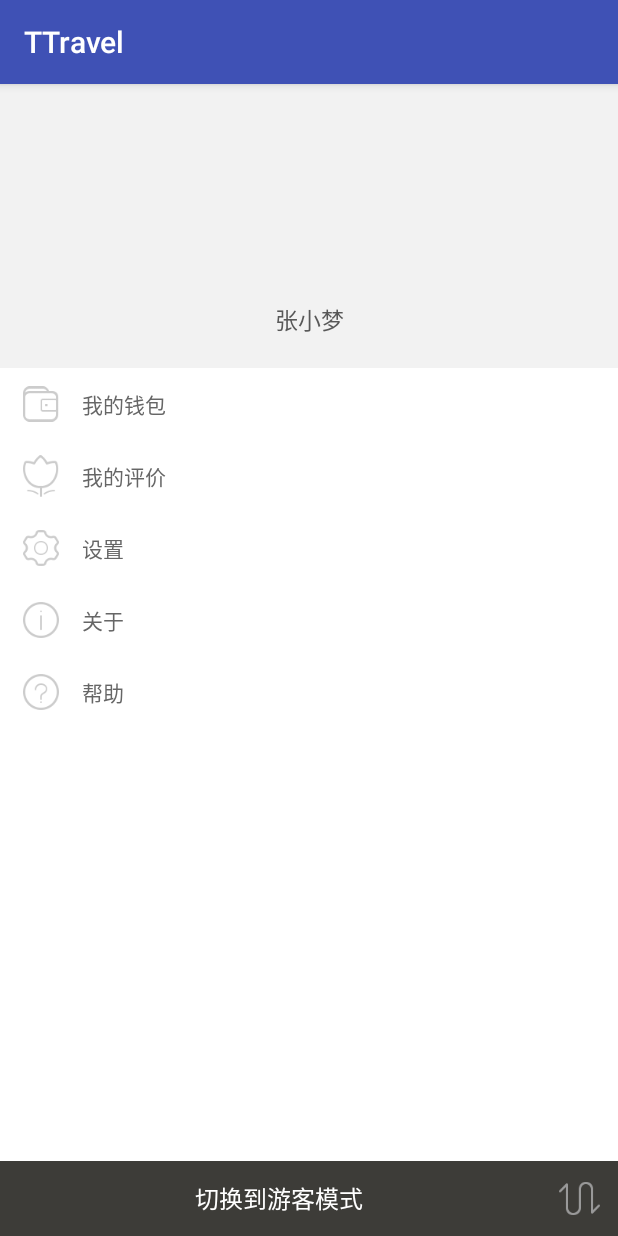
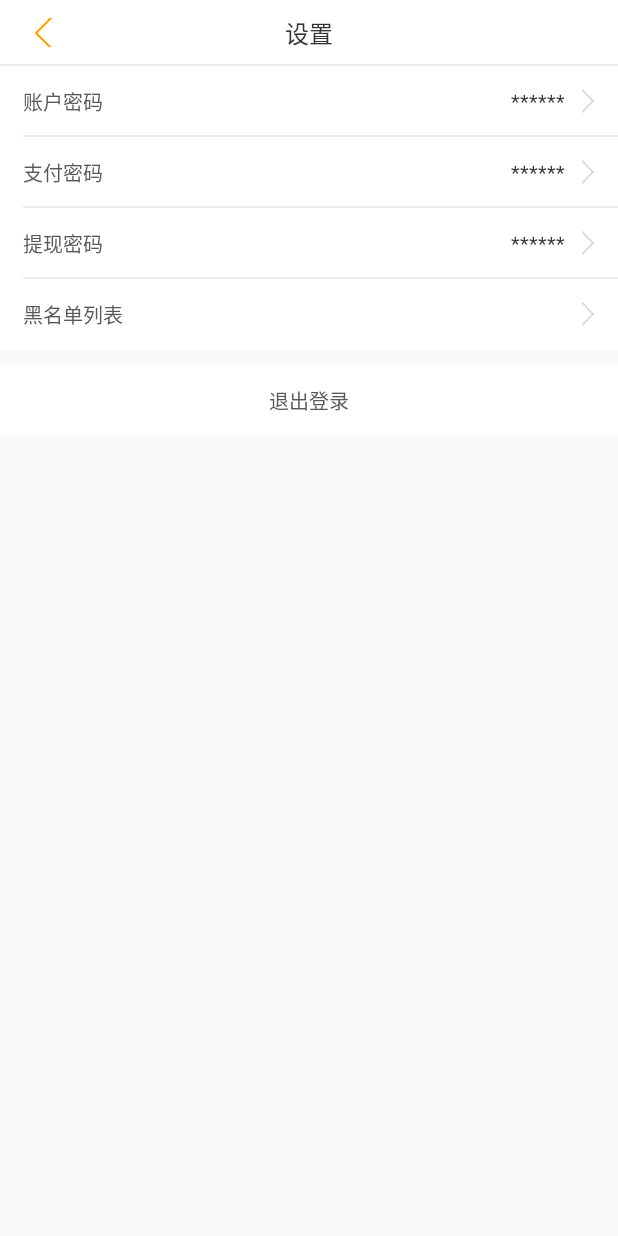
Before and after one commit to cjwmusic/TTravel, an Android app: the fragment MeFragment shown on its own in the app's theme, after a tap on "设置", on a phone screen of 412 x 824 dp. Run offline under Robolectric (Android 15) with nearby library versions, the phone set to English and light mode, and no system bars; our stand-ins replace ButterKnife; libraries missing offline, so code that uses them is left out: com.alibaba.fastjson, com.bigkoo.svprogresshud, com.facebook.drawee, com.kaopiz.kprogresshud; plain views replace SimpleDraweeView; pictures from the network do not load; 2 statements that could not run were skipped.

Commit message:
增加设置页面，增加提现密码修改页面.

```diff
--- a/app/src/main/AndroidManifest.xml
+++ b/app/src/main/AndroidManifest.xml
@@ -63,7 +63,9 @@
         <activity android:name=".service.my.activity.RealNameCertActivity" android:theme="@style/AppTheme.NoActionBar"></activity>
 
         <activity android:name=".service.my.activity.TTAboutActivity" android:theme="@style/AppTheme.NoActionBar"></activity>
-
+        <activity android:name=".service.my.activity.SettingActivity" android:theme="@style/AppTheme.NoActionBar"></activity>
+        <activity android:name=".service.my.activity.TxSettingActivity" android:theme="@style/AppTheme.NoActionBar"></activity>
+        <activity android:name=".service.my.activity.TxChangeActivity" android:theme="@style/AppTheme.NoActionBar"></activity>
 
         <!-- 实时通信模块、推送（若使用该功能，需添加以下声明）START -->
         <service android:name="com.avos.avoscloud.PushService"/>
--- a/app/src/main/java/com/wukong/ttravel/Base/TTApplication.java
+++ b/app/src/main/java/com/wukong/ttravel/Base/TTApplication.java
@@ -26,6 +26,7 @@ import com.wukong.ttravel.service.discover.activity.DiscoverDetailActivity;
 import com.wukong.ttravel.service.home.activity.CommentListActivity;
 import com.wukong.ttravel.service.home.activity.TailorIndexActivity;
 import com.wukong.ttravel.service.login.activity.LoginActivity;
+import com.wukong.ttravel.service.login.activity.ResetPasswordActivity;
 import com.wukong.ttravel.service.message.activity.ChatActivity;
 import com.wukong.ttravel.service.my.activity.TTAboutActivity;
 
@@ -151,7 +152,7 @@ public class TTApplication  extends Application{
         Router.sharedRouter().map("about/:id/:title", TTAboutActivity.class);
 
         Router.sharedRouter().map("doLogin", LoginActivity.class);
-
+        Router.sharedRouter().map("resetPassword", ResetPasswordActivity.class);
 
         //聊天界面
         Router.sharedRouter().map("chat/:receiverId", ChatActivity.class);
--- a/app/src/main/java/com/wukong/ttravel/Utils/Constant.java
+++ b/app/src/main/java/com/wukong/ttravel/Utils/Constant.java
@@ -18,6 +18,8 @@ public class Constant {
     public static final String USER_MOBILE = "mobile";
     public static final String USER_AVATAR = "picUrl";
     public static final String USER_GENDER = "gender";
+    public static final String USER_TX_PASSWORD = "userTxPassword";
+
 
 
     public static final int REQUEST_CODE_SIGNIN = 300;
--- a/app/src/main/java/com/wukong/ttravel/Utils/Helper.java
+++ b/app/src/main/java/com/wukong/ttravel/Utils/Helper.java
@@ -22,6 +22,7 @@ import android.text.TextUtils;
 import android.util.DisplayMetrics;
 
 
+import com.facebook.common.references.SharedReference;
 import com.wukong.ttravel.Base.Router.Router;
 import com.wukong.ttravel.Base.TTApplication;
 import com.wukong.ttravel.service.login.model.TTUser;
@@ -76,6 +77,11 @@ public class Helper {
     public String getUserId() {
         SharedPreferences user = this._context.getSharedPreferences("user_info", 0);
         return user.getString("USER_ID", "");
+    }
+
+    public String getTxPassword() {
+        SharedPreferences user = this._context.getSharedPreferences("user_Info",0);
+        return user.getString(Constant.USER_TX_PASSWORD,"");
     }
 
     public TTUser getCurrentUer() {
--- /dev/null
+++ b/app/src/main/java/com/wukong/ttravel/service/my/activity/SettingActivity.java
@@ -0,0 +1,50 @@
+package com.wukong.ttravel.service.my.activity;
+
+import android.os.Bundle;
+import android.view.View;
+
+import com.wukong.ttravel.Base.BaseActivity;
+import com.wukong.ttravel.Base.Router.Router;
+import com.wukong.ttravel.R;
+
+import butterknife.Bind;
+import butterknife.ButterKnife;
+import butterknife.OnClick;
+
+/**
+ * Created by wukong on 3/15/16.
+ */
+public class SettingActivity extends BaseActivity {
+
+    @OnClick(R.id.setting_user_password)
+    void onClickUserPassword(View v) {
+        Router.sharedRouter().open("resetPassword");
+    }
+    @OnClick(R.id.setting_pay_password)
+    void onClickPayPassword(View v) {
+
+
+    }
+    @OnClick(R.id.setting_tixian_password)
+    void onClickTixianPassword(View v) {
+
+
+    }
+    @OnClick(R.id.setting_black_name)
+    void onClickBlackNameList(View v) {
+
+
+    }
+    @OnClick(R.id.setting_logout)
+    void onClickLoginLout(View v) {
+
+
+    }
+
+    @Override
+    protected void onCreate(Bundle savedInstanceState) {
+        super.onCreate(savedInstanceState);
+        setContentView(R.layout.activity_setting);
+        ButterKnife.bind(this);
+    }
+}
--- a/app/src/main/java/com/wukong/ttravel/service/my/fragment/MeFragment.java
+++ b/app/src/main/java/com/wukong/ttravel/service/my/fragment/MeFragment.java
@@ -21,6 +21,7 @@ import com.wukong.ttravel.Utils.Helper;
 import com.wukong.ttravel.Utils.ImgUtil;
 import com.wukong.ttravel.service.my.activity.MeDetailActivity;
 import com.wukong.ttravel.service.my.activity.MeHelpActivity;
+import com.wukong.ttravel.service.my.activity.SettingActivity;
 import com.wukong.ttravel.service.my.adapter.MeMenuAdapter;
 import com.wukong.ttravel.service.my.model.TTMenuItem;
 
@@ -91,7 +92,9 @@ public class MeFragment extends BaseFragment {
                     } else if (position == 5) {
                         Intent intent = new Intent(getActivity(), MeHelpActivity.class);
                         startActivity(intent);
-
+                    } else if (position == 3) {
+                        Intent intent = new Intent(getActivity(), SettingActivity.class);
+                        startActivity(intent);
                     }
                 }
             });
--- /dev/null
+++ b/app/src/main/res/layout/activity_setting.xml
@@ -0,0 +1,287 @@
+<?xml version="1.0" encoding="utf-8"?>
+<LinearLayout xmlns:android="http://schemas.android.com/apk/res/android"
+    android:orientation="vertical" android:layout_width="match_parent"
+    android:layout_height="match_parent">
+
+    <!-- titleBar-->
+    <RelativeLayout
+        android:layout_width="fill_parent"
+        android:layout_height="@dimen/action_bar_height"
+        android:background="@color/write_bg">
+
+        <LinearLayout
+            android:id="@+id/action_bar_button_back"
+            android:layout_width="60dp"
+            android:layout_height="fill_parent"
+            android:background="@null"
+            android:gravity="center"
+            android:onClick="handleBack"
+            >
+
+            <ImageView
+                android:layout_width="19dp"
+                android:layout_height="19dp"
+                android:scaleType="center"
+                android:src="@drawable/back"
+                android:textColor="@color/black"
+                android:textSize="15dp"
+                />
+
+        </LinearLayout>
+
+        <TextView
+            android:id="@+id/action_bar_title"
+            android:layout_width="wrap_content"
+            android:layout_height="fill_parent"
+            android:layout_centerHorizontal="true"
+            android:layout_centerVertical="true"
+            android:layout_marginLeft="80dp"
+            android:layout_marginRight="80dp"
+            android:ellipsize="end"
+            android:gravity="center"
+            android:singleLine="true"
+            android:textColor="@color/blackLevel2"
+            android:text="设置"
+            android:textSize="16dp" />
+
+        <TextView
+            android:layout_width="match_parent"
+            android:layout_height="1dp"
+            android:layout_alignBottom="@id/action_bar_title"
+            android:background="@color/gray_bg"/>
+
+    </RelativeLayout>
+
+
+    <!-- 账户密码 -->
+    <RelativeLayout
+        android:id="@+id/setting_user_password"
+        android:layout_width="match_parent"
+        android:layout_height="47dp"
+        android:background="@color/write_bg">
+        <TextView
+            android:layout_width="wrap_content"
+            android:layout_height="wrap_content"
+            android:layout_centerVertical="true"
+            android:layout_alignParentLeft="true"
+            android:layout_marginLeft="15dp"
+            android:textSize="13sp"
+            android:textColor="@color/grayLevel1"
+            android:text="账户密码"/>
+
+        <ImageView
+            android:id="@+id/arrow_realname_cert"
+            android:layout_width="10dp"
+            android:layout_height="wrap_content"
+            android:layout_centerVertical="true"
+            android:layout_marginRight="15dp"
+            android:scaleType="fitCenter"
+            android:layout_alignParentRight="true"
+            android:src="@drawable/narrow_gray"
+            />
+
+        <TextView
+            android:id="@+id/me_realname"
+            android:layout_width="wrap_content"
+            android:layout_height="match_parent"
+            android:gravity="center_vertical"
+            android:layout_toLeftOf="@id/arrow_realname_cert"
+            android:layout_marginRight="10dp"
+            android:layout_marginLeft="130dp"
+            android:textColor="@color/grayLevel6"
+            android:textSize="13sp"
+            android:text="******"
+            />
+
+        <TextView
+            android:id="@+id/me_realname_no_label"
+            android:layout_width="wrap_content"
+            android:layout_height="20dp"
+            android:paddingLeft="5dp"
+            android:paddingRight="5dp"
+            android:gravity="center_vertical"
+            android:layout_centerVertical="true"
+            android:layout_toLeftOf="@id/arrow_realname_cert"
+            android:layout_marginRight="10dp"
+            android:layout_marginLeft="130dp"
+            android:background="@drawable/button_style2"
+            android:textColor="@color/write_bg"
+            android:textSize="10sp"
+            android:visibility="gone"
+            android:text="未实名认证"
+            />
+
+
+
+        <TextView
+            android:layout_width="match_parent"
+            android:layout_height="1dp"
+            android:layout_marginLeft="15dp"
+            android:layout_alignParentBottom="true"
+            android:background="@color/gray_bg"/>
+
+    </RelativeLayout>
+
+    <!-- 支付密码 -->
+    <RelativeLayout
+        android:id="@+id/setting_pay_password"
+        android:layout_width="match_parent"
+        android:layout_height="47dp"
+        android:background="@color/write_bg">
+        <TextView
+            android:layout_width="wrap_content"
+            android:layout_height="wrap_content"
+            android:layout_centerVertical="true"
+            android:layout_alignParentLeft="true"
+            android:layout_marginLeft="15dp"
+            android:textSize="13sp"
+            android:textColor="@color/grayLevel1"
+            android:text="支付密码"/>
+
+        <ImageView
+            android:id="@+id/arrow_pay"
+            android:layout_width="10dp"
+            android:layout_height="wrap_content"
+            android:layout_centerVertical="true"
+            android:layout_marginRight="15dp"
+            android:scaleType="fitCenter"
+            android:layout_alignParentRight="true"
+            android:src="@drawable/narrow_gray"
+            />
+
+        <TextView
+            android:layout_width="wrap_content"
+            android:layout_height="match_parent"
+            android:gravity="center_vertical"
+            android:layout_toLeftOf="@id/arrow_pay"
+            android:layout_marginRight="10dp"
+            android:layout_marginLeft="130dp"
+            android:textColor="@color/grayLevel6"
+            android:textSize="13sp"
+            android:text="******"
+            />
+
+        <TextView
+            android:layout_width="match_parent"
+            android:layout_height="1dp"
+            android:layout_marginLeft="15dp"
+            android:layout_alignParentBottom="true"
+            android:background="@color/gray_bg"/>
+
+    </RelativeLayout>
+
+    <!-- 提现密码 -->
+    <RelativeLayout
+        android:id="@+id/setting_tixian_password"
+        android:layout_width="match_parent"
+        android:layout_height="47dp"
+        android:background="@color/write_bg">
+        <TextView
+            android:layout_width="wrap_content"
+            android:layout_height="wrap_content"
+            android:layout_centerVertical="true"
+            android:layout_alignParentLeft="true"
+            android:layout_marginLeft="15dp"
+            android:textSize="13sp"
+            android:textColor="@color/grayLevel1"
+            android:text="提现密码"/>
+
+        <ImageView
+            android:id="@+id/arrow_tixian"
+            android:layout_width="10dp"
+            android:layout_height="wrap_content"
+            android:layout_centerVertical="true"
+            android:layout_marginRight="15dp"
+            android:scaleType="fitCenter"
+            android:layout_alignParentRight="true"
+            android:src="@drawable/narrow_gray"
+            />
+
+        <TextView
+            android:layout_width="wrap_content"
+            android:layout_height="match_parent"
+            android:gravity="center_vertical"
+            android:layout_toLeftOf="@id/arrow_tixian"
+            android:layout_marginRight="10dp"
+            android:layout_marginLeft="130dp"
+            android:textColor="@color/grayLevel6"
+            android:textSize="13sp"
+            android:text="******"
+            />
+
+        <TextView
+            android:layout_width="match_parent"
+            android:layout_height="1dp"
+            android:layout_marginLeft="15dp"
+            android:layout_alignParentBottom="true"
+            android:background="@color/gray_bg"/>
+
+    </RelativeLayout>
+
+    <!-- 黑名单列表 -->
+    <RelativeLayout
+        android:id="@+id/setting_black_name"
+        android:layout_width="match_parent"
+        android:layout_height="47dp"
+        android:background="@color/write_bg">
+        <TextView
+            android:layout_width="wrap_content"
+            android:layout_height="wrap_content"
+            android:layout_centerVertical="true"
+            android:layout_alignParentLeft="true"
+            android:layout_marginLeft="15dp"
+            android:textSize="13sp"
+            android:textColor="@color/grayLevel1"
+            android:text="黑名单列表"/>
+
+        <ImageView
+            android:id="@+id/arrow_black_name"
+            android:layout_width="10dp"
+            android:layout_height="wrap_content"
+            android:layout_centerVertical="true"
+            android:layout_marginRight="15dp"
+            android:scaleType="fitCenter"
+            android:layout_alignParentRight="true"
+            android:src="@drawable/narrow_gray"
+            />
+
+        <!--<TextView-->
+            <!--android:layout_width="match_parent"-->
+            <!--android:layout_height="1dp"-->
+            <!--android:layout_marginLeft="15dp"-->
+            <!--android:layout_alignParentBottom="true"-->
+            <!--android:background="@color/gray_bg"/>-->
+
+    </RelativeLayout>
+
+    <!-- 退出登录 -->
+    <RelativeLayout
+        android:id="@+id/setting_logout"
+        android:layout_width="match_parent"
+        android:layout_height="47dp"
+        android:layout_marginTop="10dp"
+        android:background="@color/write_bg"
+        android:gravity="center_horizontal">
+        <TextView
+            android:layout_width="wrap_content"
+            android:layout_height="wrap_content"
+            android:layout_centerVertical="true"
+            android:layout_alignParentLeft="true"
+            android:textSize="13sp"
+            android:textColor="@color/grayLevel1"
+            android:text="退出登录"/>
+
+
+        <!--<TextView-->
+            <!--android:layout_width="match_parent"-->
+            <!--android:layout_height="1dp"-->
+            <!--android:layout_marginLeft="15dp"-->
+            <!--android:layout_alignParentBottom="true"-->
+            <!--android:background="@color/gray_bg"/>-->
+
+    </RelativeLayout>
+
+
+
+
+</LinearLayout>
--- a/app/src/main/res/layout/activity_reset_password.xml
+++ b/app/src/main/res/layout/activity_tx_setting.xml
@@ -44,7 +44,7 @@
             android:gravity="center"
             android:singleLine="true"
             android:textColor="@color/blackLevel2"
-            android:text="忘记密码"
+            android:text="提现密码设置"
             android:textSize="16dp" />
 
 
@@ -214,7 +214,7 @@
                 />
         </RelativeLayout>
 
-        </LinearLayout>
+    </LinearLayout>
 
     <Button
         android:id="@+id/action_button"
```
Also changed, not shown: app/src/main/java/com/wukong/ttravel/service/my/activity/TxChangeActivity.java (added, +92 -0 lines), app/src/main/java/com/wukong/ttravel/service/my/activity/TxSettingActivity.java (added, +174 -0 lines), app/src/main/res/layout/activity_tx_change.xml (added, +66 -0 lines).
